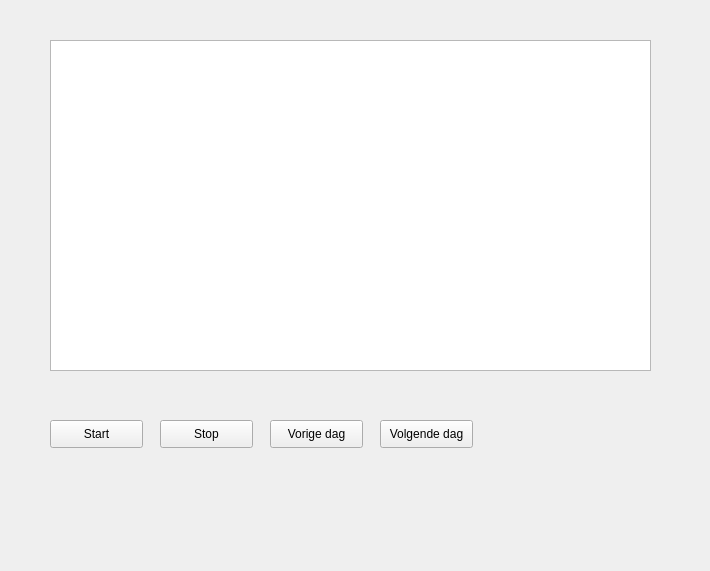
The window that src/vaccininterface.ui (Sam-Roggeman/ProjectPSE) describes before a commit, drawn with Qt 5.
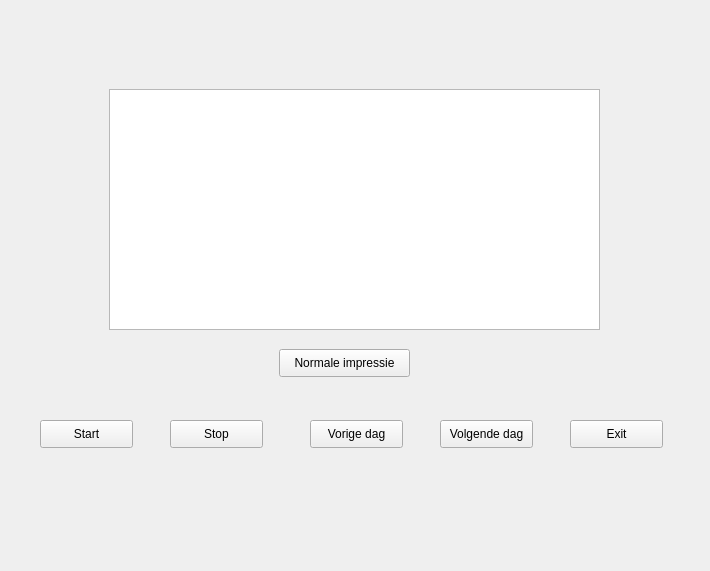
The same window after the commit. The open tabs and pages were chosen to show the change.

The edit to the form file:
```diff
--- a/src/vaccininterface.ui
+++ b/src/vaccininterface.ui
@@ -41,20 +41,10 @@
     </widget>
    </widget>
    <widget class="QWidget" name="page_2">
-    <widget class="QTextEdit" name="textEdit">
+    <widget class="QPushButton" name="Start">
      <property name="geometry">
       <rect>
-       <x>50</x>
-       <y>30</y>
-       <width>601</width>
-       <height>331</height>
-      </rect>
-     </property>
-    </widget>
-    <widget class="QPushButton" name="pushButton_2">
-     <property name="geometry">
-      <rect>
-       <x>50</x>
+       <x>40</x>
        <y>410</y>
        <width>93</width>
        <height>28</height>
@@ -67,7 +57,7 @@
     <widget class="QPushButton" name="pushButton_3">
      <property name="geometry">
       <rect>
-       <x>160</x>
+       <x>170</x>
        <y>410</y>
        <width>93</width>
        <height>28</height>
@@ -80,7 +70,7 @@
     <widget class="QPushButton" name="pushButton_4">
      <property name="geometry">
       <rect>
-       <x>270</x>
+       <x>310</x>
        <y>410</y>
        <width>93</width>
        <height>28</height>
@@ -93,7 +83,7 @@
     <widget class="QPushButton" name="pushButton_5">
      <property name="geometry">
       <rect>
-       <x>380</x>
+       <x>440</x>
        <y>410</y>
        <width>93</width>
        <height>28</height>
@@ -103,6 +93,82 @@
       <string>Volgende dag</string>
      </property>
     </widget>
+    <widget class="QPushButton" name="Exit">
+     <property name="geometry">
+      <rect>
+       <x>570</x>
+       <y>410</y>
+       <width>93</width>
+       <height>28</height>
+      </rect>
+     </property>
+     <property name="text">
+      <string>Exit</string>
+     </property>
+    </widget>
+    <widget class="QStackedWidget" name="Impressies">
+     <property name="geometry">
+      <rect>
+       <x>49</x>
+       <y>59</y>
+       <width>601</width>
+       <height>331</height>
+      </rect>
+     </property>
+     <property name="currentIndex">
+      <number>1</number>
+     </property>
+     <widget class="QWidget" name="page_3">
+      <widget class="QTextEdit" name="textEdit">
+       <property name="geometry">
+        <rect>
+         <x>60</x>
+         <y>20</y>
+         <width>491</width>
+         <height>241</height>
+        </rect>
+       </property>
+      </widget>
+      <widget class="QPushButton" name="Grafische_impressie">
+       <property name="geometry">
+        <rect>
+         <x>240</x>
+         <y>280</y>
+         <width>131</width>
+         <height>28</height>
+        </rect>
+       </property>
+       <property name="text">
+        <string>Grafische impressie</string>
+       </property>
+      </widget>
+     </widget>
+     <widget class="QWidget" name="page_4">
+      <widget class="QTextEdit" name="textEdit_2">
+       <property name="geometry">
+        <rect>
+         <x>60</x>
+         <y>20</y>
+         <width>491</width>
+         <height>241</height>
+        </rect>
+       </property>
+      </widget>
+      <widget class="QPushButton" name="Normale_impressie">
+       <property name="geometry">
+        <rect>
+         <x>230</x>
+         <y>280</y>
+         <width>131</width>
+         <height>28</height>
+        </rect>
+       </property>
+       <property name="text">
+        <string>Normale impressie</string>
+       </property>
+      </widget>
+     </widget>
+    </widget>
    </widget>
   </widget>
  </widget>
```
Left out of the diff: 10 changed lines with no effect on the pictures.
